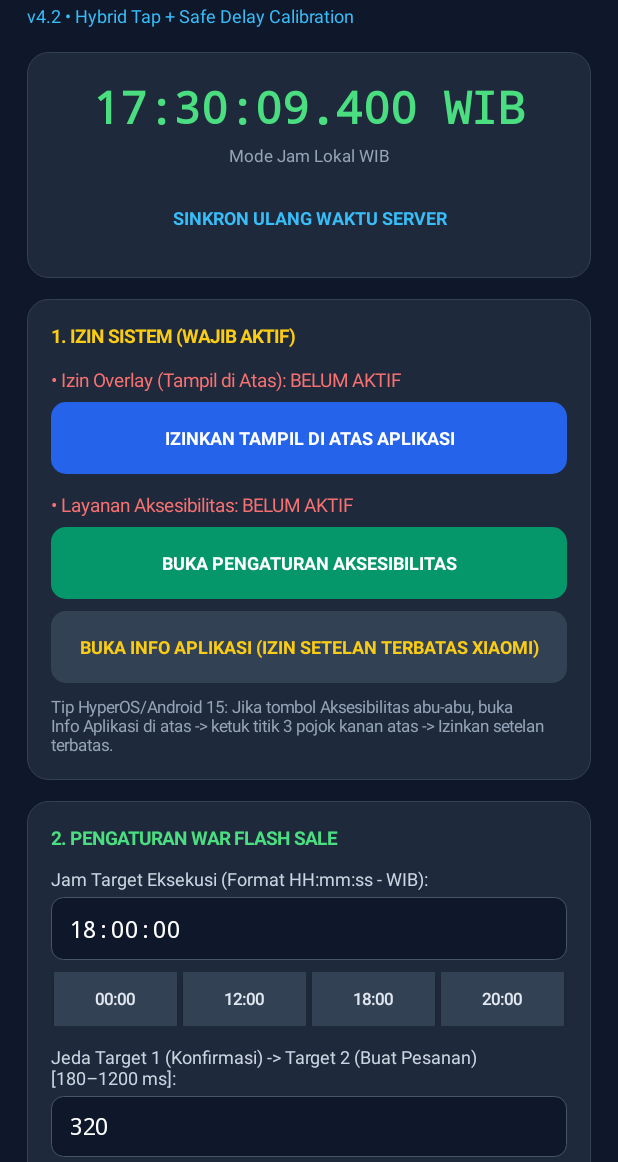
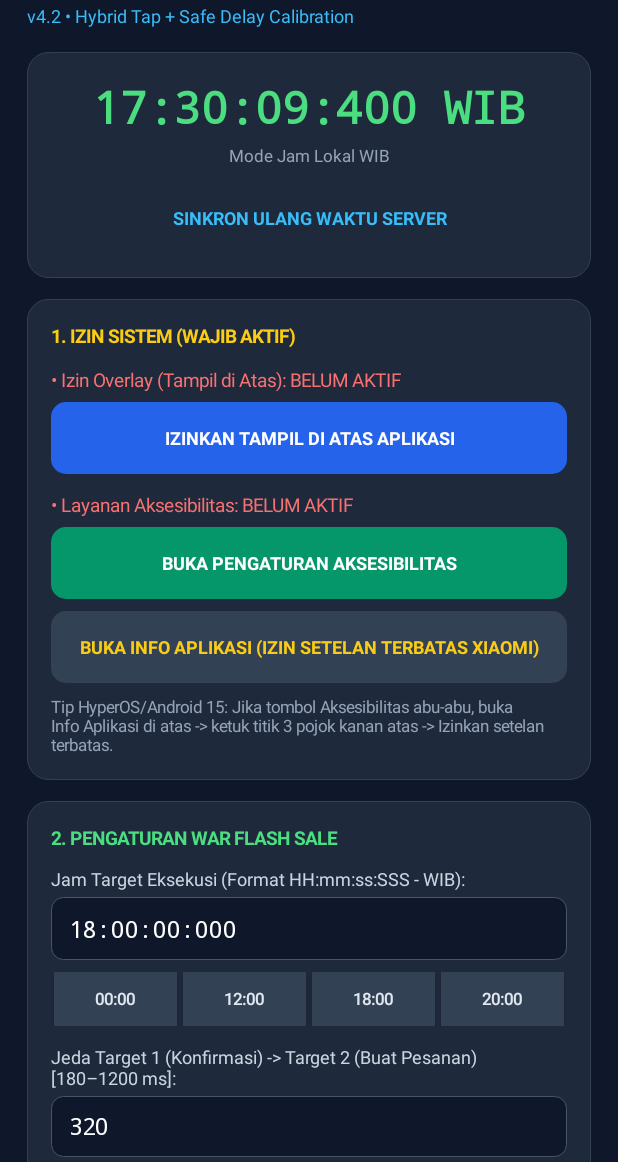
Before and after one commit to IlhamN286/TimesynWarEngine, an Android app: the screen it shows after launch (MainActivity), on a phone screen of 412 x 824 dp, the part 74-1236 px from its top. Run offline under Robolectric (Android 15) with nearby library versions, the phone set to English and light mode, and no system bars.

Commit message:
feat: support millisecond target time and click tuning

```diff
--- a/app/src/main/java/com/timesync/autoclicker/MainActivity.kt
+++ b/app/src/main/java/com/timesync/autoclicker/MainActivity.kt
@@ -38,9 +38,11 @@ class MainActivity : AppCompatActivity() {
     private lateinit var tvAccessStatus: TextView
     private lateinit var etTargetTime: EditText
     private lateinit var etRefreshDelay: EditText
+    private lateinit var etExecutionOffset: EditText
+    private lateinit var etClickInterval: EditText
     private lateinit var switchAutoStop: Switch
 
-    private val clockFmt = SimpleDateFormat("HH:mm:ss.S", Locale.US).apply {
+    private val clockFmt = SimpleDateFormat("HH:mm:ss:SSS", Locale.US).apply {
         timeZone = TimeZone.getTimeZone("Asia/Jakarta")
     }
 
@@ -184,7 +186,7 @@ class MainActivity : AppCompatActivity() {
             }
 
             val lblTime = TextView(this@MainActivity).apply {
-                text = "Jam Target Eksekusi (Format HH:mm:ss - WIB):"
+                text = "Jam Target Eksekusi (Format HH:mm:ss:SSS - WIB):"
                 setTextColor(Color.parseColor("#CBD5E1"))
                 textSize = 12f
             }
@@ -196,12 +198,14 @@ class MainActivity : AppCompatActivity() {
             }
             val defaultTimeStr = String.format(
                 Locale.US,
-                "%02d:00:00",
+                "%02d:00:00:000",
                 nextHourCal.get(Calendar.HOUR_OF_DAY)
             )
 
             etTargetTime = EditText(this@MainActivity).apply {
                 setText(prefs.getString("target_time_str", defaultTimeStr))
+                inputType = InputType.TYPE_CLASS_TEXT
+                setSingleLine(true)
                 setTextColor(Color.WHITE)
                 textSize = 16f
                 typeface = Typeface.MONOSPACE
@@ -217,7 +221,7 @@ class MainActivity : AppCompatActivity() {
                 orientation = LinearLayout.HORIZONTAL
                 setPadding(0, dp(8), 0, dp(12))
             }
-            for (preset in listOf("00:00:00", "12:00:00", "18:00:00", "20:00:00")) {
+            for (preset in listOf("00:00:00:000", "12:00:00:000", "18:00:00:000", "20:00:00:000")) {
                 val b = Button(this@MainActivity).apply {
                     text = preset.substring(0, 5)
                     textSize = 11f
@@ -238,6 +242,46 @@ class MainActivity : AppCompatActivity() {
             }
             etRefreshDelay = EditText(this@MainActivity).apply {
                 setText(prefs.getLong("refresh_delay_ms", 320L).coerceIn(180L, 1200L).toString())
+                inputType = InputType.TYPE_CLASS_NUMBER
+                setSingleLine(true)
+                setTextColor(Color.WHITE)
+                textSize = 15f
+                typeface = Typeface.MONOSPACE
+                setPadding(dp(12), dp(10), dp(12), dp(10))
+                background = GradientDrawable().apply {
+                    cornerRadius = dp(8).toFloat()
+                    setColor(Color.parseColor("#0F172A"))
+                    setStroke(dp(1), Color.parseColor("#475569"))
+                }
+            }
+
+            val lblExecutionOffset = TextView(this@MainActivity).apply {
+                text = "Koreksi waktu klik Target 1 (ms, -500 sampai +500; positif = lebih awal):"
+                setTextColor(Color.parseColor("#CBD5E1"))
+                textSize = 12f
+            }
+            etExecutionOffset = EditText(this@MainActivity).apply {
+                setText(prefs.getInt("execution_offset_ms", 0).toString())
+                inputType = InputType.TYPE_CLASS_NUMBER or InputType.TYPE_NUMBER_FLAG_SIGNED
+                setSingleLine(true)
+                setTextColor(Color.WHITE)
+                textSize = 15f
+                typeface = Typeface.MONOSPACE
+                setPadding(dp(12), dp(10), dp(12), dp(10))
+                background = GradientDrawable().apply {
+                    cornerRadius = dp(8).toFloat()
+                    setColor(Color.parseColor("#0F172A"))
+                    setStroke(dp(1), Color.parseColor("#475569"))
+                }
+            }
+
+            val lblClickInterval = TextView(this@MainActivity).apply {
+                text = "Interval klik berulang (ms, 180–1000):"
+                setTextColor(Color.parseColor("#CBD5E1"))
+                textSize = 12f
+            }
+            etClickInterval = EditText(this@MainActivity).apply {
+                setText(prefs.getLong("click_interval_ms", 230L).coerceIn(180L, 1000L).toString())
                 inputType = InputType.TYPE_CLASS_NUMBER
                 setSingleLine(true)
                 setTextColor(Color.WHITE)
@@ -277,6 +321,14 @@ class MainActivity : AppCompatActivity() {
             addView(lblDelay)
             addView(spacer(4))
             addView(etRefreshDelay)
+            addView(spacer(10))
+            addView(lblExecutionOffset)
+            addView(spacer(4))
+            addView(etExecutionOffset)
+            addView(spacer(8))
+            addView(lblClickInterval)
+            addView(spacer(4))
+            addView(etClickInterval)
             addView(spacer(8))
             addView(btnCalibrateDelay)
             addView(switchAutoStop)
@@ -363,21 +415,38 @@ class MainActivity : AppCompatActivity() {
         }
 
         val timeText = etTargetTime.text.toString().trim()
-        val parts = timeText.split(":")
-        if (parts.size != 3) {
-            Toast.makeText(this, "Format jam harus HH:mm:ss (contoh: 20:00:00)", Toast.LENGTH_SHORT).show()
+        val timeOfDayMs = TargetTimeParser.parseMillisOfDay(timeText)
+        if (timeOfDayMs == null) {
+            Toast.makeText(this, "Format wajib HH:mm:ss:SSS (contoh: 20:00:00:250)", Toast.LENGTH_LONG).show()
             return
         }
 
-        val hh = parts[0].toIntOrNull() ?: 20
-        val mm = parts[1].toIntOrNull() ?: 0
-        val ss = parts[2].toIntOrNull() ?: 0
-        val delayMs = etRefreshDelay.text.toString().trim().toLongOrNull()?.coerceIn(180L, 1200L) ?: 320L
+        val hh = timeOfDayMs / 3_600_000
+        val mm = (timeOfDayMs % 3_600_000) / 60_000
+        val ss = (timeOfDayMs % 60_000) / 1_000
+        val milli = timeOfDayMs % 1_000
+        val delayMs = etRefreshDelay.text.toString().trim().toLongOrNull()
+        val executionOffsetMs = etExecutionOffset.text.toString().trim().toIntOrNull()
+        val clickIntervalMs = etClickInterval.text.toString().trim().toLongOrNull()
+        if (delayMs == null || delayMs !in 180L..1200L) {
+            Toast.makeText(this, "Delay Target 1 ke Target 2 harus 180–1200 ms.", Toast.LENGTH_SHORT).show()
+            return
+        }
+        if (executionOffsetMs == null || executionOffsetMs !in -500..500) {
+            Toast.makeText(this, "Koreksi waktu klik harus -500 sampai +500 ms.", Toast.LENGTH_SHORT).show()
+            return
+        }
+        if (clickIntervalMs == null || clickIntervalMs !in 180L..1000L) {
+            Toast.makeText(this, "Interval klik berulang harus 180–1000 ms.", Toast.LENGTH_SHORT).show()
+            return
+        }
         val autoStop = switchAutoStop.isChecked
 
         getSharedPreferences("timesyn_war_prefs", Context.MODE_PRIVATE).edit()
             .putString("target_time_str", timeText)
             .putLong("refresh_delay_ms", delayMs)
+            .putInt("execution_offset_ms", executionOffsetMs)
+            .putLong("click_interval_ms", clickIntervalMs)
             .putBoolean("auto_stop_page", autoStop)
             .apply()
 
@@ -388,7 +457,7 @@ class MainActivity : AppCompatActivity() {
             set(Calendar.HOUR_OF_DAY, hh.coerceIn(0, 23))
             set(Calendar.MINUTE, mm.coerceIn(0, 59))
             set(Calendar.SECOND, ss.coerceIn(0, 59))
-            set(Calendar.MILLISECOND, 0)
+            set(Calendar.MILLISECOND, milli)
             if (timeInMillis <= atomicNow) {
                 add(Calendar.DAY_OF_YEAR, 1)
             }
@@ -398,6 +467,8 @@ class MainActivity : AppCompatActivity() {
             scheduledEpochMs = targetCal.timeInMillis,
             mode = AutoClickAccessibilityService.MODE_SHIPPING_REFRESH,
             customRefreshDelayMs = delayMs,
+            executionOffsetMs = executionOffsetMs.toLong(),
+            clickIntervalMs = clickIntervalMs,
             enableAutoStop = autoStop
         )
 
```
